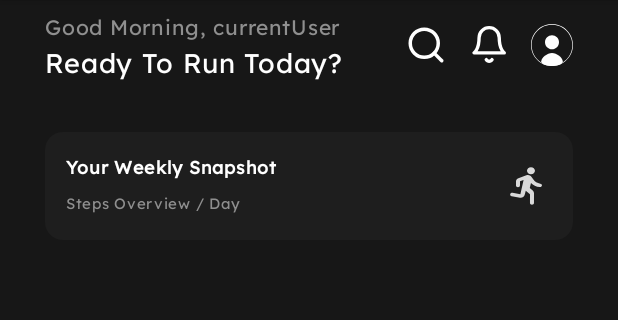
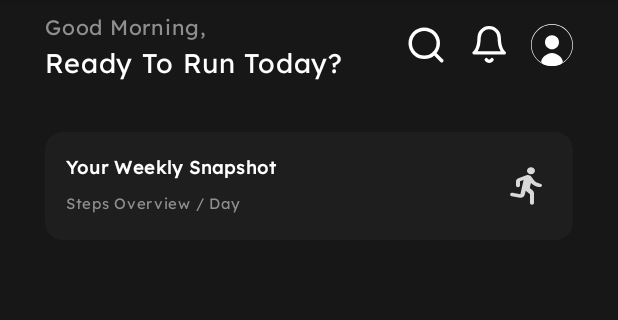
Before and after one commit to elvernh/RunningMate, an Android app built with Jetpack Compose: the screen it shows after launch (MainActivity), on a phone screen of 412 x 824 dp, the part 84-404 px from its top. Run offline under Robolectric (Android 15) with nearby library versions, the phone set to English and light mode, and no system bars.

Commit message:
get username di Homepage.kt

```diff
--- a/app/src/main/java/com/example/runningmate/viewmodel/AuthenticationViewModel.kt
+++ b/app/src/main/java/com/example/runningmate/viewmodel/AuthenticationViewModel.kt
@@ -38,6 +38,8 @@ class AuthenticationViewModel(
 
     var dataStatus: AuthenticationStatusUIState by mutableStateOf(AuthenticationStatusUIState.Start)
         private set
+
+    val userName = mutableStateOf("")
 
     fun changeUsernameInput(usernameInput: String) {
         this.usernameInput = usernameInput
@@ -113,6 +115,8 @@ class AuthenticationViewModel(
                         if(res.isSuccessful){
                             Log.d("response-data", "RESPONSE DATA: ${res.body()}")
 
+                            userName.value = res.body()?.data?.username?: "Guest"
+
                             dataStatus = AuthenticationStatusUIState.Success(res.body()!!.data)
 
                             resetViewModel()
--- a/app/src/main/java/com/example/runningmate/views/Homepage.kt
+++ b/app/src/main/java/com/example/runningmate/views/Homepage.kt
@@ -41,7 +41,7 @@ fun Homepage(
     navController: NavHostController
 ) {
     val backgroundColor = Color(0xFF171717)
-    val greetingText = getCurrentGreeting()
+    val greetingText = getCurrentGreeting(authenticationViewModel)
     val greetingColor = Color(0xFF8F8F8F)
     val customFont = FontFamily(Font(R.font.lexend)) // Custom font declaration
 
@@ -123,14 +123,16 @@ fun Homepage(
 
 
 @RequiresApi(Build.VERSION_CODES.O)
-fun getCurrentGreeting(): String {
+fun getCurrentGreeting(authenticationViewModel: AuthenticationViewModel): String {
+    val userName = authenticationViewModel.userName.value
     val currentHour = LocalTime.now().hour
-    return when (currentHour) {
-        in 5..11 -> "Good Morning, currentUser"
-        in 12..17 -> "Good Afternoon, currentUser"
-        in 18..21 -> "Good Evening, currentUser"
-        else -> "Good Night, currentUser"
+    val greeting = when (currentHour) {
+        in 5..11 -> "Good Morning"
+        in 12..17 -> "Good Afternoon"
+        in 18..21 -> "Good Evening"
+        else -> "Good Night"
     }
+    return "$greeting, $userName"
 }
 
 @RequiresApi(Build.VERSION_CODES.O)
```
